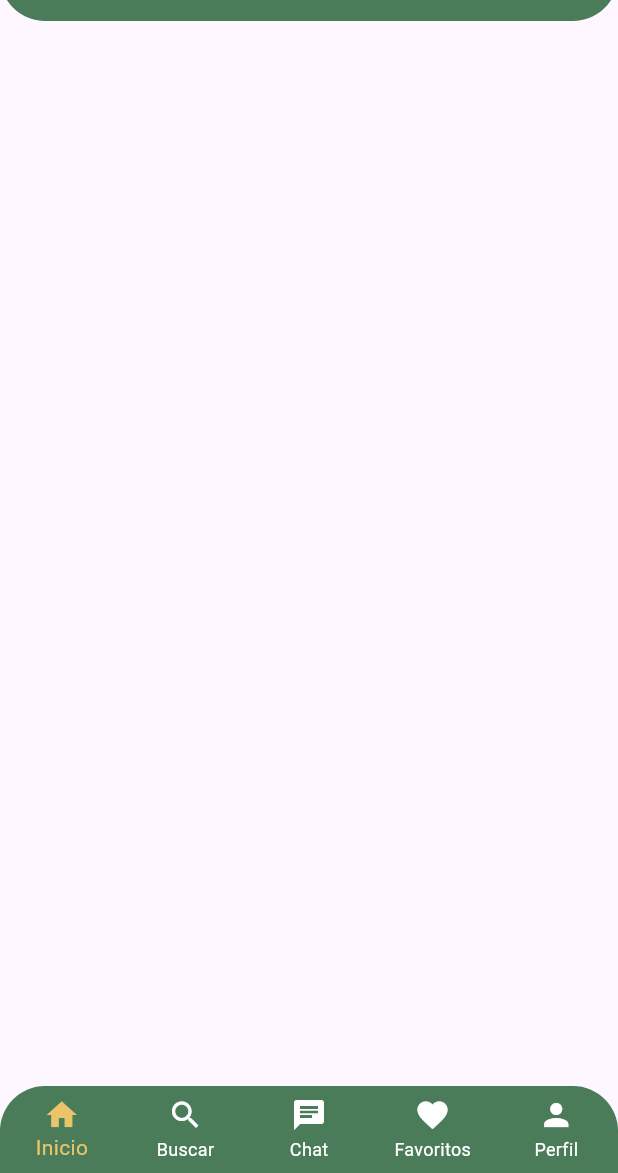
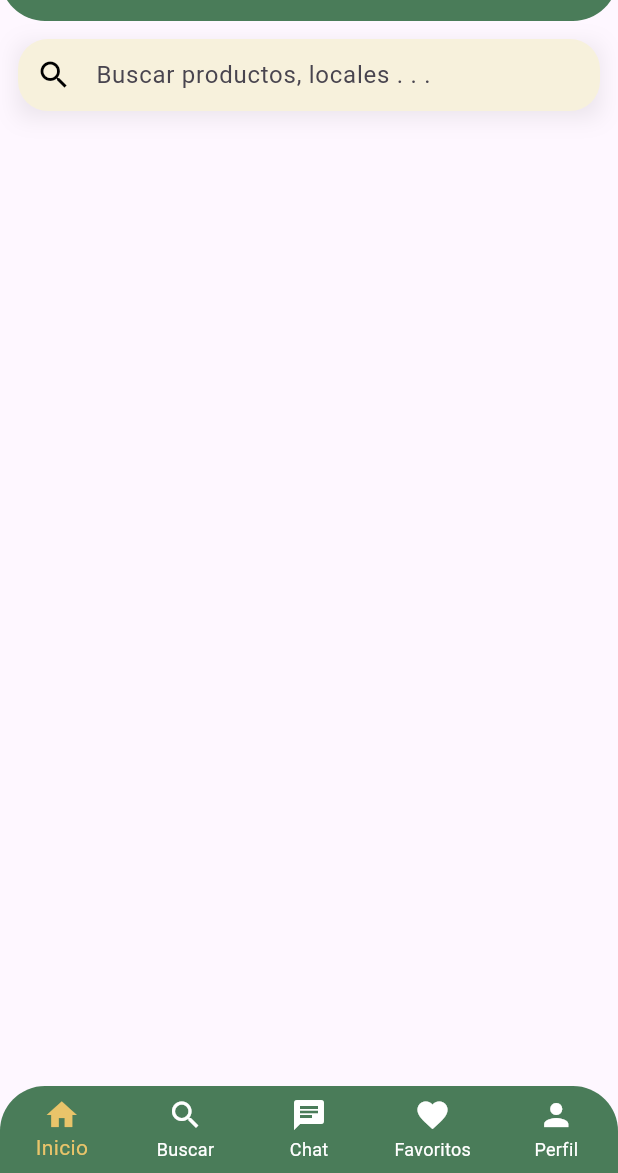
Before and after one commit to artumarinn/mendomarket, a Flutter app: the screen it shows after launch, on a phone screen of 412 x 824 dp, the part 63-1236 px from its top. Run offline on Flutter 3.47's test engine with Material 3 defaults, Android fonts, the phone set to English and light mode, and no system bars.

Commit message:
home search bar

```diff
--- a/lib/core/app_colors.dart
+++ b/lib/core/app_colors.dart
@@ -9,6 +9,9 @@ class AppColors {
   // secondary colors
   static const inputBackground = Color(0xFFF7F1DC);
 
+  // TextFields colors
+  static const textFieldBackground = Color(0xFFF7F1DC);
+
   // background colors
   static const backgroundColor = Color(0xFFffffff);
 }
--- a/lib/features/home/home_page.dart
+++ b/lib/features/home/home_page.dart
@@ -1,4 +1,5 @@
 import 'package:flutter/material.dart';
+import 'package:mendomarket/features/home/home_search_bar.dart';
 import 'package:mendomarket/widgets/common/custom_app_bar.dart';
 import 'package:mendomarket/widgets/common/custom_nav_bar.dart';
 
@@ -33,6 +34,7 @@ class _HomePageState extends State<HomePage> {
         ),
       ],
       ),
+      body: const HomeSearchBar(),
       bottomNavigationBar: CustomNavBar(
         currentIndex: _selectedIndex,
         onTap: _onItemTapped,
--- /dev/null
+++ b/lib/features/home/home_search_bar.dart
@@ -0,0 +1,40 @@
+import 'package:flutter/material.dart';
+import 'package:mendomarket/core/app_colors.dart';
+
+class HomeSearchBar extends StatelessWidget {
+  const HomeSearchBar({super.key});
+
+  @override
+  Widget build(BuildContext context) {
+    return Padding(
+      padding: const EdgeInsets.all(12),
+      child: Container(
+        decoration: BoxDecoration(
+          boxShadow: [
+            BoxShadow(
+              color: Colors.black.withOpacity(0.08),
+              blurRadius: 12,
+              offset: const Offset(0, 4),
+            ),
+          ],
+        ),
+        child: TextField(
+          decoration: InputDecoration(
+            hintText: "Buscar productos, locales . . .",
+            prefixIcon: const Icon(Icons.search, color: Colors.black),
+            filled: true,
+            fillColor: AppColors.textFieldBackground,
+            border: OutlineInputBorder(
+              borderRadius: BorderRadius.circular(20),
+              borderSide: BorderSide.none,
+            ),
+            contentPadding: const EdgeInsets.symmetric(
+              vertical: 10,
+              horizontal: 14,
+            ),
+          ),
+        ),
+      ),
+    );
+  }
+}
```
